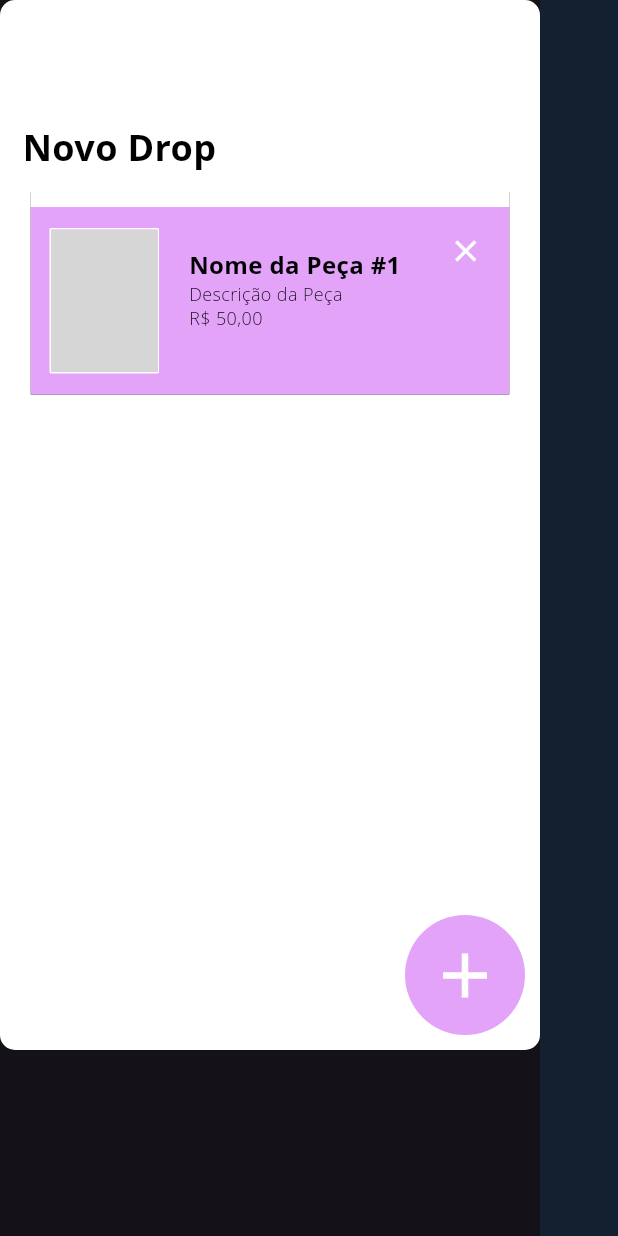
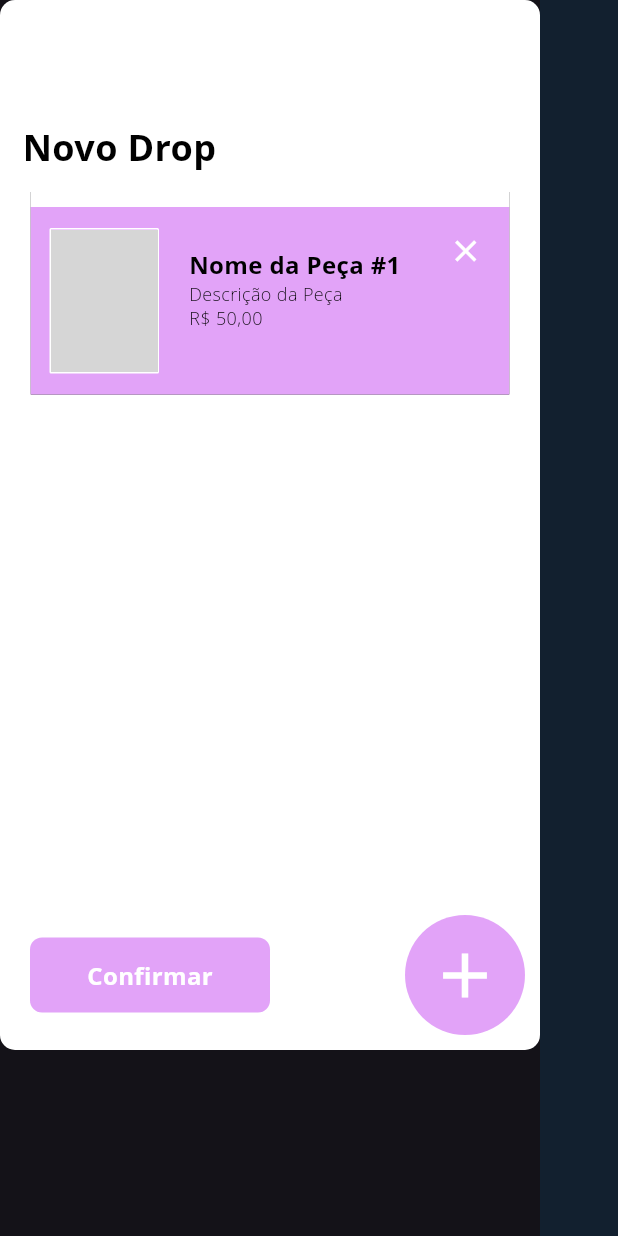
Before and after one commit to JoaoCosme/IHC, a Flutter app: the NovoDrop widget shown alone on an empty page, opened directly, after a tap on the "add" icon, on a phone screen of 412 x 824 dp. Run offline on Flutter 3.47's test engine with Material 3 defaults, Android fonts, the phone set to English and light mode, and no system bars; our stand-ins replace image_picker; network calls fail; Roboto replaces fonts that are missing (Open Sans); grey boxes are pictures that could not be loaded.

Commit message:
ihc: add confirm button

```diff
--- a/ihc_segunda_costura/lib/admin/novo_drop.dart
+++ b/ihc_segunda_costura/lib/admin/novo_drop.dart
@@ -1,4 +1,5 @@
 import 'package:flutter/material.dart';
+import 'package:ihc_segunda_costura/admin/minha_loja.dart';
 import 'package:image_picker/image_picker.dart';
 import 'package:ihc_segunda_costura/admin/peca_editavel.dart';
 
@@ -128,6 +129,44 @@ class _NovoDropState extends State<NovoDrop> {
                         : Container(), // Hide the warning if showWarning is false
                   ),
                 ),
+                Positioned(
+                  left: 10,
+                  top: 615,
+                  child: Container(
+                    padding: const EdgeInsets.all(10),
+                    child: showWarning
+                        ? Container()
+                        : GestureDetector(
+                            onTap: () {
+                              // Navigate to MinhaLoja screen when clicked
+                              Navigator.push(
+                                context,
+                                MaterialPageRoute(
+                                    builder: (context) => MinhaLoja()),
+                              );
+                            },
+                            child: Container(
+                              width: 160,
+                              height: 50,
+                              decoration: BoxDecoration(
+                                color: Color(0xFFE2A3F8), // Rose color
+                                borderRadius: BorderRadius.circular(8),
+                              ),
+                              child: const Center(
+                                child: Text(
+                                  'Confirmar',
+                                  style: TextStyle(
+                                    color: Colors.white,
+                                    fontSize: 16,
+                                    fontFamily: 'Open Sans',
+                                    fontWeight: FontWeight.w700,
+                                  ),
+                                ),
+                              ),
+                            ),
+                          ),
+                  ),
+                ),
                 // ListView.builder for dynamic list of PecaEditavel widgets
                 Positioned(
                   left: 12.5,
```
